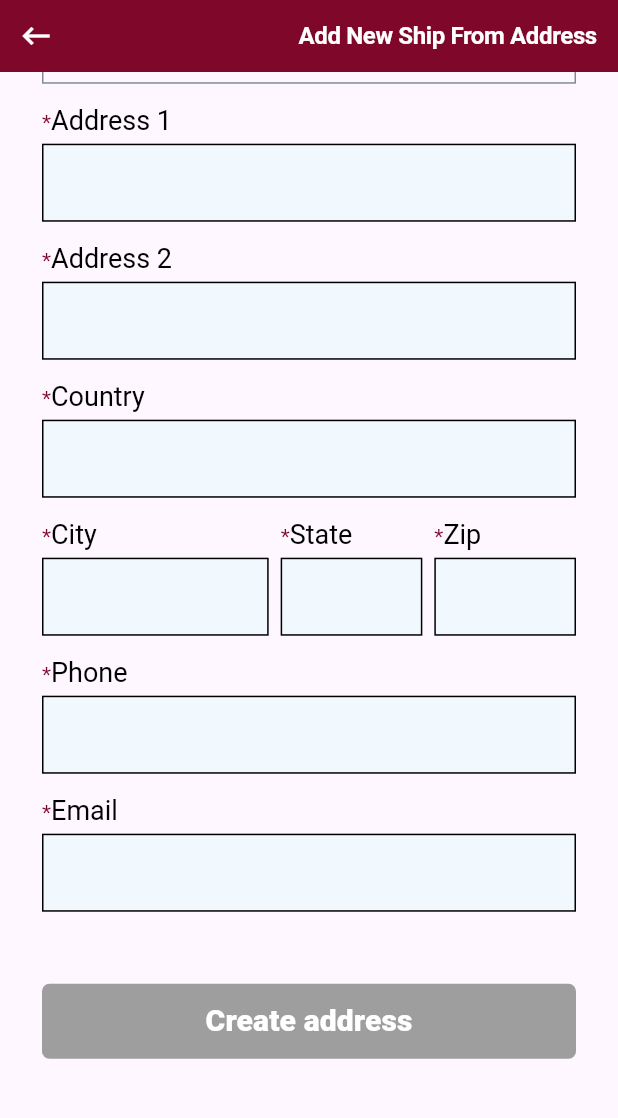
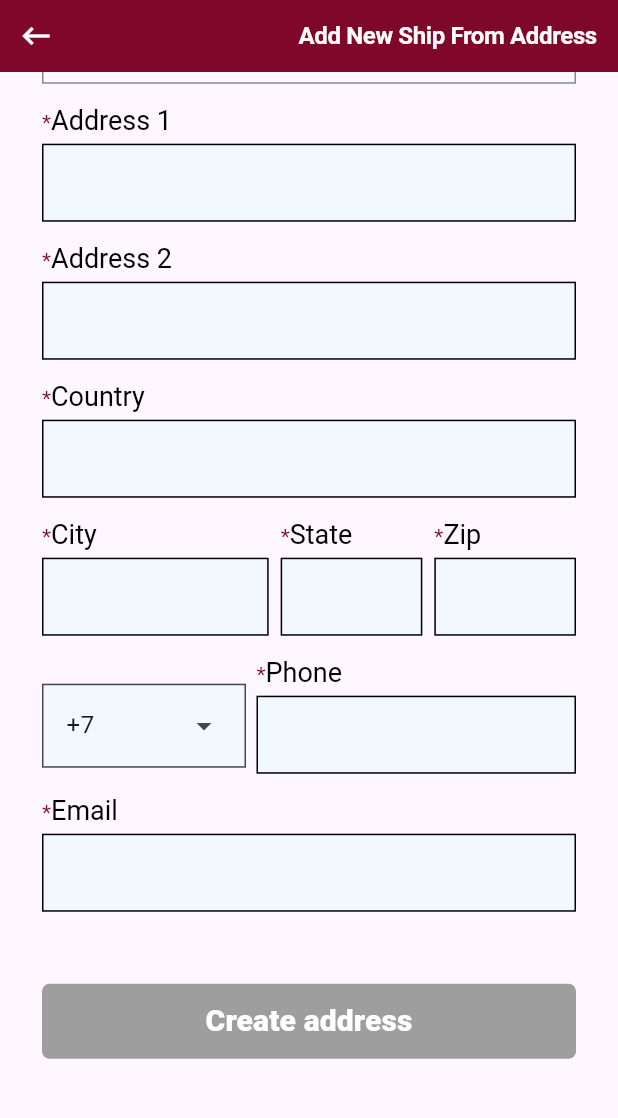
Before and after one commit to Sancene/boss_test, a Flutter app: the FormPage screen opened directly, scrolled down 548 dp, on a phone screen of 412 x 824 dp, the part 117-1235 px from its top. Run offline on Flutter 3.47's test engine with Material 2 defaults, Android fonts, the phone set to English and light mode, and no system bars; our stand-ins replace bloc, bloc_concurrency, flutter_bloc, flutter_svg, freezed_annotation; missing offline and left inert: yandex_mapkit; generated files the repository leaves out were written again; Roboto replaces fonts that are missing (Arial); statements that could not run were skipped.

Commit message:
fixed bug with map markers + country code

```diff
--- a/lib/form/widget/form_page.dart
+++ b/lib/form/widget/form_page.dart
@@ -4,6 +4,7 @@ import 'package:untitled/form/bloc/form_bloc.dart';
 import 'package:untitled/form/widget/fullscreen_loader.dart';
 import 'package:untitled/gen/assets.gen.dart';
 import 'package:untitled/utils/colors.dart';
+import 'package:untitled/utils/formatters.dart';
 import 'package:untitled/utils/theme_data.dart';
 import 'package:untitled/widget/elevated_button.dart';
 import 'package:untitled/widget/textfield_with_title.dart';
@@ -46,7 +47,11 @@ class _FormPageState extends State<FormPage> {
     super.dispose();
   }
 
-  bool get emailValid => (_emailController.text.isNotEmpty && _emailController.text.length >= 5);
+  final _countryCodes = ['+7', '+8', '+9', '+1'];
+
+  bool get emailValid => (_emailController.text.isNotEmpty &&
+      _emailController.text.length >= 5 &&
+      RegExp(r"^[a-zA-Z0-9.a-zA-Z0-9.!#$%&'*+-/=?^_`{|}~]+@[a-zA-Z0-9]+\.[a-zA-Z]+").hasMatch(_emailController.text));
 
   bool get addressNameValid => (_addressNameController.text.isNotEmpty && _addressNameController.text.length >= 5);
 
@@ -64,7 +69,7 @@ class _FormPageState extends State<FormPage> {
 
   bool get zipValid => (_zipController.text.isNotEmpty && _zipController.text.length == 2);
 
-  bool get phoneValid => (_phoneController.text.isNotEmpty && _phoneController.text.length >= 5);
+  bool get phoneValid => (_phoneController.text.isNotEmpty && _phoneController.text.length >= 13);
 
   @override
   Widget build(BuildContext context) {
@@ -271,8 +276,8 @@ class _FormPageState extends State<FormPage> {
                                       fontFamily: "Arial",
                                       fontSize: 14,
                                       fontWeight: FontWeight.w400,
-                                      color: Color(0xff32aa1d),
-                                      height: 14 / 14,
+                                      color: AppColors.primaryGreen,
+                                      height: 1,
                                     ),
                                   ),
                                 ],
@@ -320,8 +325,8 @@ class _FormPageState extends State<FormPage> {
                                       fontFamily: "Arial",
                                       fontSize: 14,
                                       fontWeight: FontWeight.w400,
-                                      color: Color(0xff32aa1d),
-                                      height: 14 / 14,
+                                      color: AppColors.primaryGreen,
+                                      height: 1,
                                     ),
                                   ),
                                 ],
@@ -359,14 +364,50 @@ class _FormPageState extends State<FormPage> {
                       const SizedBox(height: 14),
                       Padding(
                         padding: const EdgeInsets.symmetric(horizontal: 28),
+                        child: Row(
+                          crossAxisAlignment: CrossAxisAlignment.start,
+                          children: [
+                            Padding(
+                              padding: const EdgeInsets.only(top: 18),
+                              child: DropdownMenu<String>(
+                                initialSelection: _countryCodes.first,
+                                inputDecorationTheme: InputDecorationTheme(
+                                  border: OutlineInputBorder(
+                                    borderRadius: BorderRadius.circular(0),
+                                  ),
+                                  filled: true,
+                                  fillColor: AppColors.textFieldBackground,
+                                ),
+                                dropdownMenuEntries: [
+                                  for (final code in _countryCodes)
+                                    DropdownMenuEntry(
+                                      value: code,
+                                      label: code,
+                                      style: ButtonStyle(
+                                        backgroundColor: MaterialStateProperty.resolveWith((states) => AppColors.textFieldBackground),
+                                        surfaceTintColor: MaterialStateProperty.resolveWith((states) => AppColors.textFieldBackground),
+                                      ),
+                                    ),
+                                ],
+                              ),
+                            ),
+                            const SizedBox(width: 7),
+                            Expanded(
                               child: TextFieldWithTitle(
                                 text: 'Phone',
                                 controller: _phoneController,
                                 isRequired: true,
                                 onChange: (value) => setState(() {}),
+                                inputFormatters: [
+                                  MaskedTextInputFormatter(mask: 'xxx xxx xx xx', separator: ' '),
+                                ],
                                 textInputAction: TextInputAction.next,
+                                keyboardType: TextInputType.number,
                                 haveError: _phoneController.text.isNotEmpty && !phoneValid,
                                 errorMessage: 'Text is too short',
+                              ),
+                            ),
+                          ],
                         ),
                       ),
                       const SizedBox(height: 14),
@@ -377,7 +418,7 @@ class _FormPageState extends State<FormPage> {
                           controller: _emailController,
                           isRequired: true,
                           onChange: (value) => setState(() {}),
-                          textInputAction: TextInputAction.next,
+                          textInputAction: TextInputAction.done,
                           haveError: _emailController.text.isNotEmpty && !emailValid,
                           errorMessage: 'Text is too short',
                         ),
--- /dev/null
+++ b/lib/utils/formatters.dart
@@ -0,0 +1,34 @@
+import 'package:flutter/services.dart';
+
+class MaskedTextInputFormatter extends TextInputFormatter {
+  final String mask;
+  final String separator;
+
+  MaskedTextInputFormatter({
+    required this.mask,
+    required this.separator,
+  }) {
+    assert(mask != null);
+    assert(separator != null);
+  }
+
+  @override
+  TextEditingValue formatEditUpdate(TextEditingValue oldValue, TextEditingValue newValue) {
+    if (newValue.text.isNotEmpty) {
+      if (newValue.text.length > oldValue.text.length) {
+        if (newValue.text.length > mask.length) return oldValue;
+        if (newValue.text.length < mask.length &&
+            mask[newValue.text.length - 1] == separator &&
+            newValue.text.substring(newValue.text.length - 1) != separator) {
+          return TextEditingValue(
+            text: '${oldValue.text}$separator${newValue.text.substring(newValue.text.length - 1)}',
+            selection: TextSelection.collapsed(
+              offset: newValue.selection.end + 1,
+            ),
+          );
+        }
+      }
+    }
+    return newValue;
+  }
+}
--- a/lib/widget/textfield_with_title.dart
+++ b/lib/widget/textfield_with_title.dart
@@ -1,4 +1,5 @@
 import 'package:flutter/material.dart';
+import 'package:flutter/services.dart';
 import 'package:untitled/utils/colors.dart';
 
 class TextFieldWithTitle extends StatelessWidget {
@@ -15,6 +16,7 @@ class TextFieldWithTitle extends StatelessWidget {
     this.maxLength,
     this.textInputAction,
     this.onEditingComplete,
+    this.inputFormatters,
     super.key,
   });
 
@@ -30,6 +32,7 @@ class TextFieldWithTitle extends StatelessWidget {
   final String? errorMessage;
   final int? maxLength;
   final TextInputAction? textInputAction;
+  final List<TextInputFormatter>? inputFormatters;
 
   @override
   Widget build(BuildContext context) {
@@ -55,7 +58,7 @@ class TextFieldWithTitle extends StatelessWidget {
         const SizedBox(height: 5),
         DecoratedBox(
           decoration: BoxDecoration(
-            color: const Color.fromRGBO(241, 249, 255, 1),
+            color: AppColors.textFieldBackground,
             border: Border.all(color: haveError ? Colors.red : Colors.black),
           ),
           child: Padding(
@@ -67,6 +70,7 @@ class TextFieldWithTitle extends StatelessWidget {
               controller: controller,
               keyboardType: keyboardType,
               textInputAction: textInputAction,
+              inputFormatters: inputFormatters,
               onEditingComplete: onEditingComplete,
               decoration: const InputDecoration(
                 counterText: '',
```
Also changed, not shown: lib/map/map_page.dart (+13 -9 lines). Lines whose indentation alone changed are shown as unchanged.
